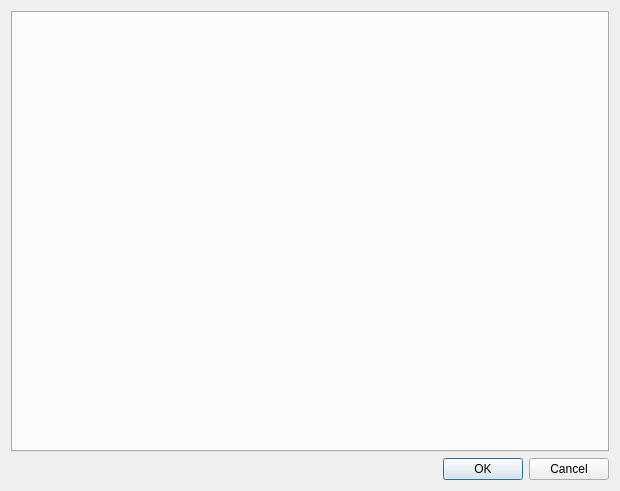
networkoptix/nx_open, file client/src/ui/dialogs/system_administration_dialog.ui: the form before one commit.
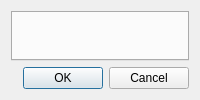
The form after the commit.

```diff
--- a/client/src/ui/dialogs/system_administration_dialog.ui
+++ b/client/src/ui/dialogs/system_administration_dialog.ui
@@ -2,27 +2,12 @@
 <ui version="4.0">
  <class>QnSystemAdministrationDialog</class>
  <widget class="QDialog" name="QnSystemAdministrationDialog">
-  <property name="geometry">
-   <rect>
-    <x>0</x>
-    <y>0</y>
-    <width>620</width>
-    <height>491</height>
-   </rect>
-  </property>
   <property name="windowTitle">
    <string>System Administration</string>
   </property>
-  <layout class="QVBoxLayout" name="verticalLayout">
+  <layout class="QVBoxLayout" name="verticalLayout" stretch="1,0">
    <item>
-    <widget class="QTabWidget" name="tabWidget">
-     <property name="sizePolicy">
-      <sizepolicy hsizetype="Preferred" vsizetype="Preferred">
-       <horstretch>0</horstretch>
-       <verstretch>0</verstretch>
-      </sizepolicy>
-     </property>
-    </widget>
+    <widget class="QTabWidget" name="tabWidget"/>
    </item>
    <item>
     <widget class="QDialogButtonBox" name="buttonBox">
```
Left out of the diff: 35 changed lines with no effect on the pictures.
